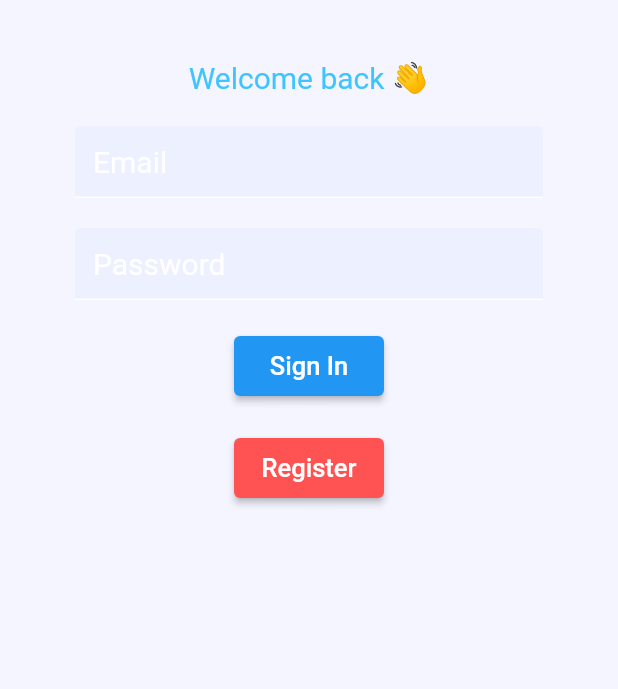
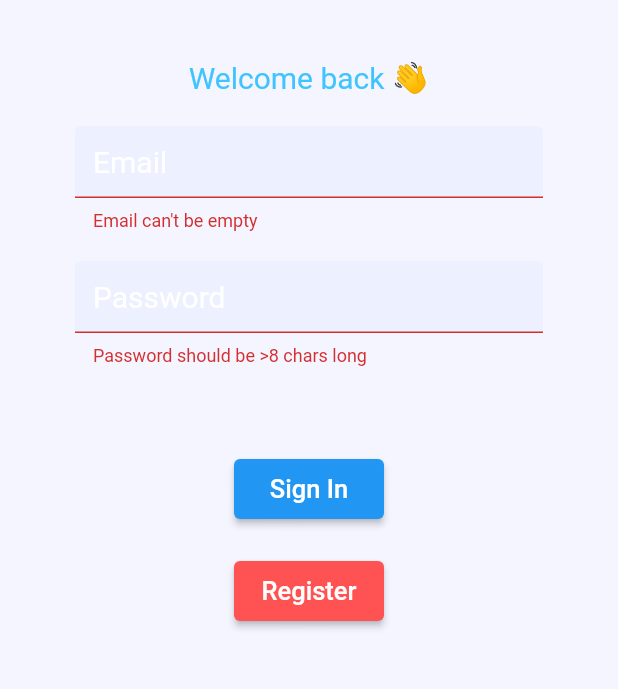
Before and after one commit to SCORPIA2004/Akaza, a Flutter app: the screen it shows after launch, after a tap on "Sign In", on a phone screen of 412 x 824 dp, the part 84-773 px from its top. Run offline on Flutter 3.47's test engine with Material 2 defaults, Android fonts, the light colour scheme and no system bars; our stand-ins replace firebase_auth, firebase_core; accounts and stored records are empty.

Commit message:
Finished sign in form

```diff
--- a/Flutter/brew_crew/lib/services/sign_in.dart
+++ b/Flutter/brew_crew/lib/services/sign_in.dart
@@ -25,6 +25,7 @@ class _SignInState extends State<SignIn> {
 
   String email = "";
   String password = "";
+  String errorMessage = "";
 
   @override
   Widget build(BuildContext context) {
@@ -42,6 +43,7 @@ class _SignInState extends State<SignIn> {
         padding: EdgeInsets.symmetric(vertical: 20.0, horizontal: 50.0),
         child: Center(
           child: Form(
+            key: _formKey,
             child: Column(
               // mainAxisSize: MainAxisSize.min,
               children: <Widget>[
@@ -51,7 +53,7 @@ class _SignInState extends State<SignIn> {
 
                 // Email field
                 SizedBox(height: 20.0),
-                TextFormField(
+                TextFormField (
                   // change color of text to white
                   style: TextStyle(color: Colors.white, fontSize: 20),
                   decoration: InputDecoration(
@@ -60,18 +62,19 @@ class _SignInState extends State<SignIn> {
                     filled: true,
                     fillColor: bgColorFieldFill,
                     enabledBorder: UnderlineInputBorder(
-                      borderSide: BorderSide(color: Colors.white)
+                        borderSide: BorderSide(color: Colors.white)
                     ),
                     focusedBorder: UnderlineInputBorder(
-                      borderSide: BorderSide(color: Colors.blue)
+                        borderSide: BorderSide(color: Colors.blue)
                     ),
                     border: UnderlineInputBorder(
-                      borderSide: BorderSide(color: Colors.white)
+                        borderSide: BorderSide(color: Colors.white)
                     ),
                   ),
+                  validator: (value) => value!.isEmpty ? "Email can't be empty" : null,
                   onChanged: (value)
                   {
-                      setState(() => email = value);
+                    setState(() => email = value);
                   },
                 ),
 
@@ -95,10 +98,18 @@ class _SignInState extends State<SignIn> {
                         borderSide: BorderSide(color: Colors.white)
                     ),
                   ),
+                  validator: (value) => value!.length < 7 ? "Password should be >8 chars long" : null,
                   onChanged: (value)
                   {
                     setState(() => password = value);
                   },
+                ),
+
+                // Error message
+                SizedBox(height: 20.0),
+                Text(
+                    errorMessage,
+                    style: TextStyle(color: Colors.red, fontSize: 15)
                 ),
 
                 // Sign in button
@@ -114,10 +125,17 @@ class _SignInState extends State<SignIn> {
                     ),
                   onPressed: () async
                   {
-                    // print("Email: $email");
-                    // print("Password: $password");
                     // todo: complete sign in with email address and password
-                    print("Signed in");
+                    if(_formKey.currentState!.validate())                     // checks if email and password are entered in correct format or not
+                    {
+                      print("Signed in");
+                      dynamic result = await _auth.signInWithEmailAndPassword(email, password);
+                      if(result == null)
+                      {
+                        setState(()=> errorMessage = "Invalid Username or Password");
+                      }
+                    }
+
                   },
                 ),
 
```
Also changed, not shown: Flutter/brew_crew/lib/screens/authenticateScreen/register.dart (+1 -6 lines), Flutter/brew_crew/lib/services/auth.dart (+16 -0 lines).
